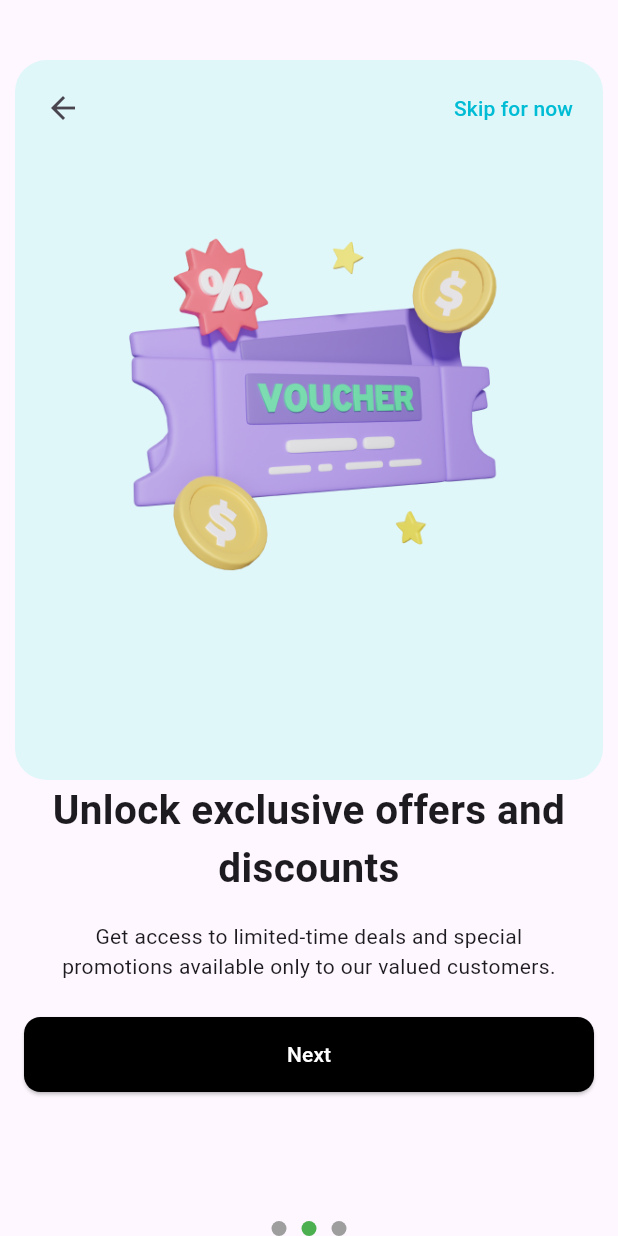
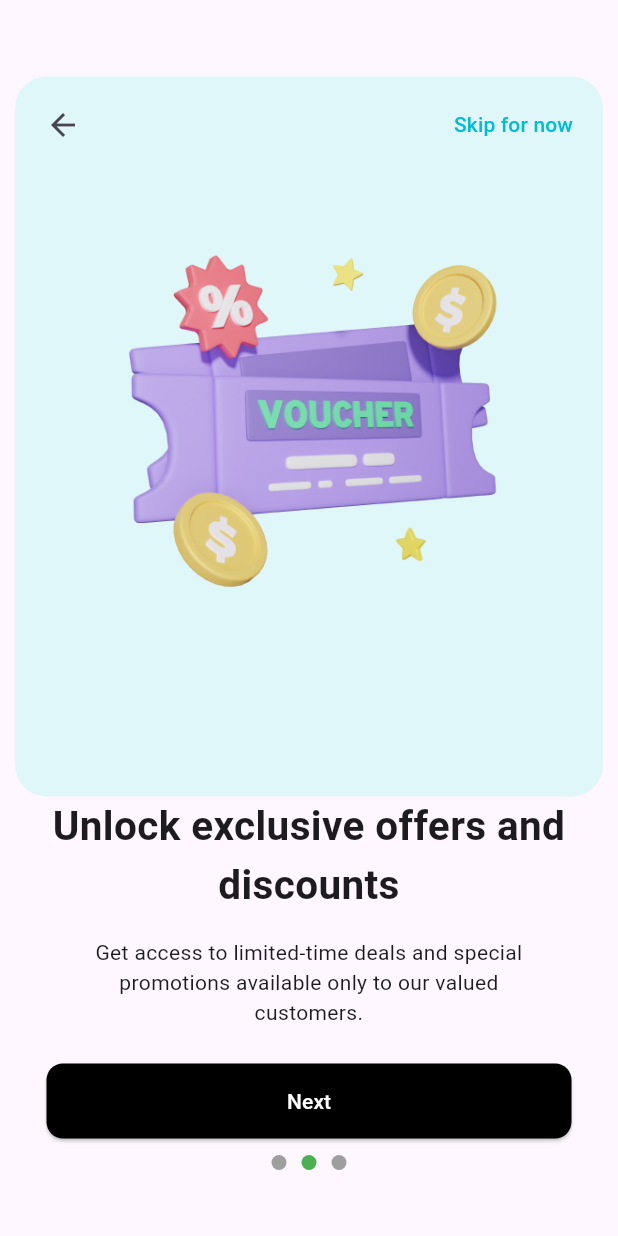
Before and after one commit to Er-Saroj/E-commrce_app, a Flutter app: the screen it shows after launch, after a tap on "Next", on a phone screen of 412 x 824 dp. Run offline on Flutter 3.47's test engine with Material 3 defaults, Android fonts, the phone set to English and light mode, and no system bars; our stand-ins replace fluttertoast, image_picker, pin_code_fields, share_plus; network calls fail.

Commit message:
first commit

```diff
--- a/analysis_options.yaml
+++ b/analysis_options.yaml
@@ -7,7 +7,7 @@
 
 # The following line activates a set of recommended lints for Flutter apps,
 # packages, and plugins designed to encourage good coding practices.
-#include: package:flutter_lints/flutter.yaml
+# include: package:flutter_lints/flutter.yaml
 
 analyzer:
   errors:
--- a/lib/widget/Authentication 1/First_Authention.dart/Email_section/singup_email_verification/Procces_btn.dart
+++ b/lib/widget/Authentication 1/First_Authention.dart/Email_section/singup_email_verification/Procces_btn.dart
@@ -17,7 +17,7 @@ class Procces_btn extends StatelessWidget {
         child: ElevatedButton(
             onPressed: () {
               Navigator.push(context,
-                  MaterialPageRoute(builder: (context) => Login_page()));
+                  MaterialPageRoute(builder: (context) => LoginPage()));
             },
             style: ButtonStyle(
                 backgroundColor: WidgetStatePropertyAll(Colors.black),
--- a/lib/widget/Authentication 1/First_Authention.dart/Email_section/susses_email_set.dart/login_btn_susses.dart
+++ b/lib/widget/Authentication 1/First_Authention.dart/Email_section/susses_email_set.dart/login_btn_susses.dart
@@ -17,7 +17,7 @@ class Login_btn_susses extends StatelessWidget {
         child: ElevatedButton(
             onPressed: () {
               Navigator.push(context,
-                  MaterialPageRoute(builder: (context) => Login_page()));
+                  MaterialPageRoute(builder: (context) => LoginPage()));
             },
             style: ButtonStyle(
                 backgroundColor: WidgetStatePropertyAll(Colors.black),
--- a/lib/widget/Authentication 1/First_Authention.dart/Singup_page/Signup.dart
+++ b/lib/widget/Authentication 1/First_Authention.dart/Singup_page/Signup.dart
@@ -57,7 +57,7 @@ class _SignuppageState extends State<Signup_page> {
                         Navigator.push(
                             context,
                             MaterialPageRoute(
-                                builder: (context) => Login_page()));
+                                builder: (context) => LoginPage()));
                       },
                       child: Text(
                         "Login",
--- a/lib/widget/Authentication 1/First_Authention.dart/splassh_screen/3_Onbording_section/Onboarding_3.dart
+++ b/lib/widget/Authentication 1/First_Authention.dart/splassh_screen/3_Onbording_section/Onboarding_3.dart
@@ -11,12 +11,13 @@ class Onboarding_3 extends StatelessWidget {
 
   @override
   Widget build(BuildContext context) {
-    return Expanded(
-      child: Container(
+    return Scaffold(
+      body: Column(
+        children: [
+          Expanded(
             child: Column(
               children: [
                 Image_secrion3(),
-            //Image_secrion3()
                 Padding(
                   padding: const EdgeInsets.only(left: 16.0, right: 16),
                   child: Column(
@@ -28,8 +29,8 @@ class Onboarding_3 extends StatelessWidget {
                         child: Text(
                           "Unlock exclusive offers and discounts",
                           textAlign: TextAlign.center,
-                      style:
-                          TextStyle(fontWeight: FontWeight.bold, fontSize: 27),
+                          style: TextStyle(
+                              fontWeight: FontWeight.bold, fontSize: 27),
                         ),
                       ),
                       Padding(
@@ -40,12 +41,13 @@ class Onboarding_3 extends StatelessWidget {
                         ),
                       ),
                       Button_section3(),
-                  //login_Sinup_btn()
                     ],
                   ),
-            )
+                ),
               ],
             ),
+          ),
+        ],
       ),
     );
   }
--- a/lib/widget/Authentication 1/First_Authention.dart/splassh_screen/3_Onbording_section/login_sing_btn.dart
+++ b/lib/widget/Authentication 1/First_Authention.dart/splassh_screen/3_Onbording_section/login_sing_btn.dart
@@ -22,7 +22,7 @@ class Button_section3 extends StatelessWidget {
             child: ElevatedButton(
               onPressed: () {
                 Navigator.push(context,
-                    MaterialPageRoute(builder: (context) => Login_page()));
+                    MaterialPageRoute(builder: (context) => LoginPage()));
               },
               style: ButtonStyle(
                 backgroundColor: WidgetStateProperty.all(Colors.white),
--- a/lib/widget/Authentication 1/First_Authention.dart/splassh_screen/Dot_section.dart
+++ b/lib/widget/Authentication 1/First_Authention.dart/splassh_screen/Dot_section.dart
@@ -1,4 +1,3 @@
-import 'package:first_ecommrce_app/widget/Authentication%201/First_Authention.dart/splassh_screen/1_Onbording_section/Onboarding_1.dart';
 import 'package:first_ecommrce_app/widget/Authentication%201/First_Authention.dart/splassh_screen/1_Onbording_section/image_section.dart';
 import 'package:first_ecommrce_app/widget/Authentication%201/First_Authention.dart/splassh_screen/2_Onbording_section/image_section2.dart';
 import 'package:first_ecommrce_app/widget/Authentication%201/First_Authention.dart/splassh_screen/3_Onbording_section/Onboarding_3.dart';
@@ -38,7 +37,9 @@ class _MyPageViewState extends State<MyPageView> {
     return Scaffold(
       body: Column(
         children: [
-          Expanded(
+          SizedBox(
+            height: 770,
+            width: MediaQuery.of(context).size.width,
             child: PageView(
               controller: _controller,
               onPageChanged: (int page) {
@@ -47,10 +48,10 @@ class _MyPageViewState extends State<MyPageView> {
                 });
               },
               children: [
-                Container(
-                  child: Column(
+                Column(
+                  mainAxisAlignment: MainAxisAlignment.center,
                   children: [
-                      image_section(),
+                    const image_section(),
                     SizedBox(
                       width: 350,
                       child: Column(
@@ -64,7 +65,7 @@ class _MyPageViewState extends State<MyPageView> {
                                 fontWeight: FontWeight.bold, fontSize: 27),
                           ),
                           Padding(
-                              padding: const EdgeInsets.all(16.0),
+                            padding: EdgeInsets.all(16.0),
                             child: Text(
                               "Explore a wide range of products at your fingertips. QuickMart offers an extensive collection to suit your needs",
                               textAlign: TextAlign.center,
@@ -80,18 +81,20 @@ class _MyPageViewState extends State<MyPageView> {
                               child: ElevatedButton(
                                 onPressed: _goToNextPage,
                                 style: ButtonStyle(
-                                        backgroundColor: WidgetStatePropertyAll(
-                                            Colors.black),
+                                  backgroundColor:
+                                      WidgetStateProperty.all(Colors.black),
                                   shape: WidgetStateProperty.all<
                                       RoundedRectangleBorder>(
                                     RoundedRectangleBorder(
-                                          borderRadius:
-                                              BorderRadius.circular(11),
-                                        ))),
+                                      borderRadius: BorderRadius.circular(11),
+                                    ),
+                                  ),
+                                ),
                                 child: Text(
                                   "Next",
                                   style: TextStyle(color: Colors.white),
-                                    )),
+                                ),
+                              ),
                             ),
                           ),
                         ],
@@ -99,31 +102,24 @@ class _MyPageViewState extends State<MyPageView> {
                     )
                   ],
                 ),
-                ),
-                Expanded(
-                  child: Container(
-                    child: Column(
+                Column(
+                  mainAxisAlignment: MainAxisAlignment.center,
                   children: [
                     Image_section2(),
-                        Padding(
-                          padding: const EdgeInsets.only(left: 16.0, right: 16),
+                    SizedBox(
+                      width: 350,
                       child: Column(
                         crossAxisAlignment: CrossAxisAlignment.center,
                         mainAxisAlignment: MainAxisAlignment.center,
                         children: [
-                              Padding(
-                                padding: const EdgeInsets.only(
-                                    right: 12.0, left: 12),
-                                child: Text(
+                          Text(
                             "Unlock exclusive offers and discounts",
                             textAlign: TextAlign.center,
                             style: TextStyle(
-                                      fontWeight: FontWeight.bold,
-                                      fontSize: 27),
-                                ),
+                                fontWeight: FontWeight.bold, fontSize: 27),
                           ),
                           Padding(
-                                padding: const EdgeInsets.all(16.0),
+                            padding: EdgeInsets.all(16.0),
                             child: Text(
                               "Get access to limited-time deals and special promotions available only to our valued customers.",
                               textAlign: TextAlign.center,
@@ -138,26 +134,25 @@ class _MyPageViewState extends State<MyPageView> {
                                 onPressed: _goToNextPage,
                                 style: ButtonStyle(
                                   backgroundColor:
-                                              WidgetStateProperty.all(
-                                                  Colors.black),
+                                      WidgetStateProperty.all(Colors.black),
                                   shape: WidgetStateProperty.all<
                                       RoundedRectangleBorder>(
                                     RoundedRectangleBorder(
-                                            borderRadius:
-                                                BorderRadius.circular(11),
-                                          ))),
+                                      borderRadius: BorderRadius.circular(11),
+                                    ),
+                                  ),
+                                ),
                                 child: Text(
                                   "Next",
                                   style: TextStyle(color: Colors.white),
-                                      )),
+                                ),
+                              ),
                             ),
                           ),
                         ],
                       ),
-                        )
+                    ),
                   ],
-                    ),
-                  ),
                 ),
                 Onboarding_3(),
               ],
@@ -199,7 +194,7 @@ class _MyPageViewState extends State<MyPageView> {
           ),
         SizedBox(
           height: 10,
-        )
+        ),
       ],
     );
   }
--- a/lib/widget/Home/categories/Sub_Category/Product Listing/Product_Listing.dart
+++ b/lib/widget/Home/categories/Sub_Category/Product Listing/Product_Listing.dart
@@ -65,8 +65,7 @@ class Product_List extends StatelessWidget {
           ),
         ],
       ),
-      body: Expanded(
-        child: GridView.builder(
+      body: GridView.builder(
           itemCount: imagePaths.length,
           gridDelegate: SliverGridDelegateWithFixedCrossAxisCount(
             crossAxisCount: 2,
@@ -152,7 +151,6 @@ class Product_List extends StatelessWidget {
               ),
             );
           }),
-      ),
     );
   }
 }
--- a/lib/widget/Home/home/Exclusive_section/Exclusive produst_list.dart
+++ b/lib/widget/Home/home/Exclusive_section/Exclusive produst_list.dart
@@ -64,8 +64,7 @@ class Exclusive_sale extends StatelessWidget {
           ),
         ],
       ),
-      body: Expanded(
-        child: GridView.builder(
+      body: GridView.builder(
           itemCount: imagePaths.length,
           gridDelegate: SliverGridDelegateWithFixedCrossAxisCount(
             crossAxisCount: 2,
@@ -146,7 +145,6 @@ class Exclusive_sale extends StatelessWidget {
               ),
             );
           }),
-      ),
     );
   }
 }
--- a/lib/widget/Home/profile/name_profile.dart
+++ b/lib/widget/Home/profile/name_profile.dart
@@ -49,7 +49,7 @@ class Name_profile extends StatelessWidget {
                 InkWell(
                   onTap: () {
                     Navigator.push(context,
-                        MaterialPageRoute(builder: (context) => Login_page()));
+                        MaterialPageRoute(builder: (context) => LoginPage()));
                   },
                   child: Image.asset(
                     "assert/logo/logout.png",
```
Also changed, not shown: lib/widget/Authentication 1/First_Authention.dart/login_page/Login.dart (+28 -27 lines), lib/widget/Authentication 1/First_Authention.dart/splassh_screen/1_Onbording_section/Onboarding_1.dart (+2 -5 lines), lib/widget/Authentication 1/First_Authention.dart/splassh_screen/2_Onbording_section/Onboarding_2.dart (+17 -12 lines), lib/widget/Home/home/home.dart (+5 -2 lines). Lines whose indentation alone changed are shown as unchanged.
